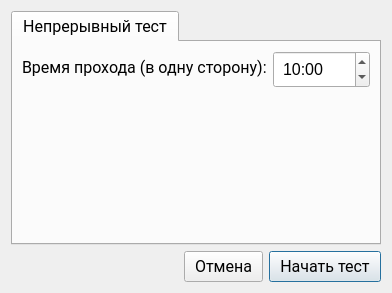
The window that Src/Gui/TestSettings/MainTestSettings.ui (Rekvim/MpiSki) describes before a commit, drawn with Qt 5.
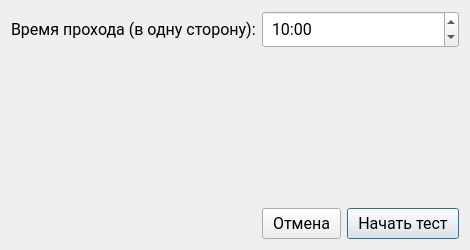
The same window after the commit.

```diff
--- a/Src/Gui/TestSettings/MainTestSettings.ui
+++ b/Src/Gui/TestSettings/MainTestSettings.ui
@@ -6,8 +6,8 @@
    <rect>
     <x>0</x>
     <y>0</y>
-    <width>392</width>
-    <height>293</height>
+    <width>453</width>
+    <height>250</height>
    </rect>
   </property>
   <property name="font">
@@ -19,25 +19,7 @@
   <property name="windowTitle">
    <string>Параметры тестирования</string>
   </property>
-  <layout class="QVBoxLayout" name="verticalLayout_2">
-   <item>
-    <widget class="QTabWidget" name="tabWidget">
-     <property name="font">
-      <font>
-       <family>Segoe UI</family>
-       <pointsize>12</pointsize>
-      </font>
-     </property>
-     <property name="currentIndex">
-      <number>0</number>
-     </property>
-     <widget class="QWidget" name="tab">
-      <attribute name="title">
-       <string>Непрерывный тест</string>
-      </attribute>
-      <layout class="QVBoxLayout" name="verticalLayout">
-       <item>
-        <layout class="QFormLayout" name="formLayout_2">
+  <layout class="QGridLayout" name="gridLayout">
          <item row="0" column="0">
           <widget class="QLabel" name="label">
            <property name="font">
@@ -104,7 +86,7 @@
            </property>
           </widget>
          </item>
-         <item row="1" column="0">
+   <item row="1" column="1">
           <spacer name="verticalSpacer">
            <property name="orientation">
             <enum>Qt::Orientation::Vertical</enum>
@@ -117,27 +99,8 @@
            </property>
           </spacer>
          </item>
-        </layout>
-       </item>
-      </layout>
-     </widget>
-    </widget>
-   </item>
-   <item>
+   <item row="2" column="1">
     <layout class="QHBoxLayout" name="horizontalLayout_2">
-     <item>
-      <spacer name="horizontalSpacer">
-       <property name="orientation">
-        <enum>Qt::Orientation::Horizontal</enum>
-       </property>
-       <property name="sizeHint" stdset="0">
-        <size>
-         <width>40</width>
-         <height>20</height>
-        </size>
-       </property>
-      </spacer>
-     </item>
      <item>
       <widget class="QPushButton" name="pushButton_cancel">
        <property name="font">
```
Left out of the diff: 2 changed lines with no effect on the pictures. Lines whose indentation alone changed are shown as unchanged.
